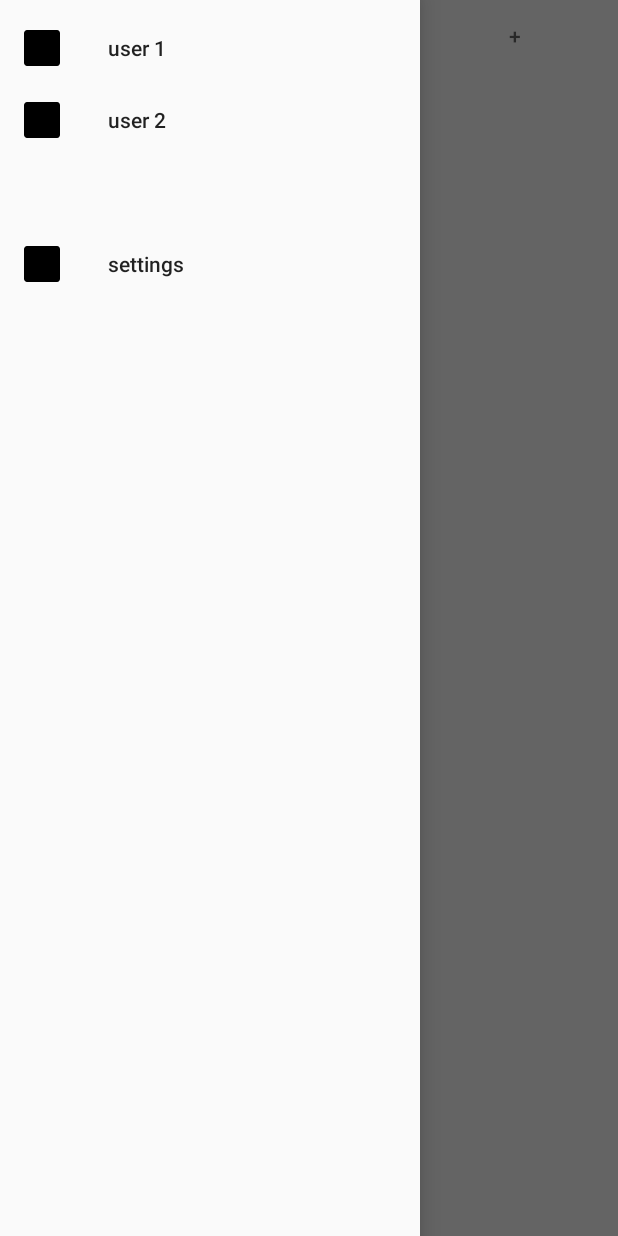
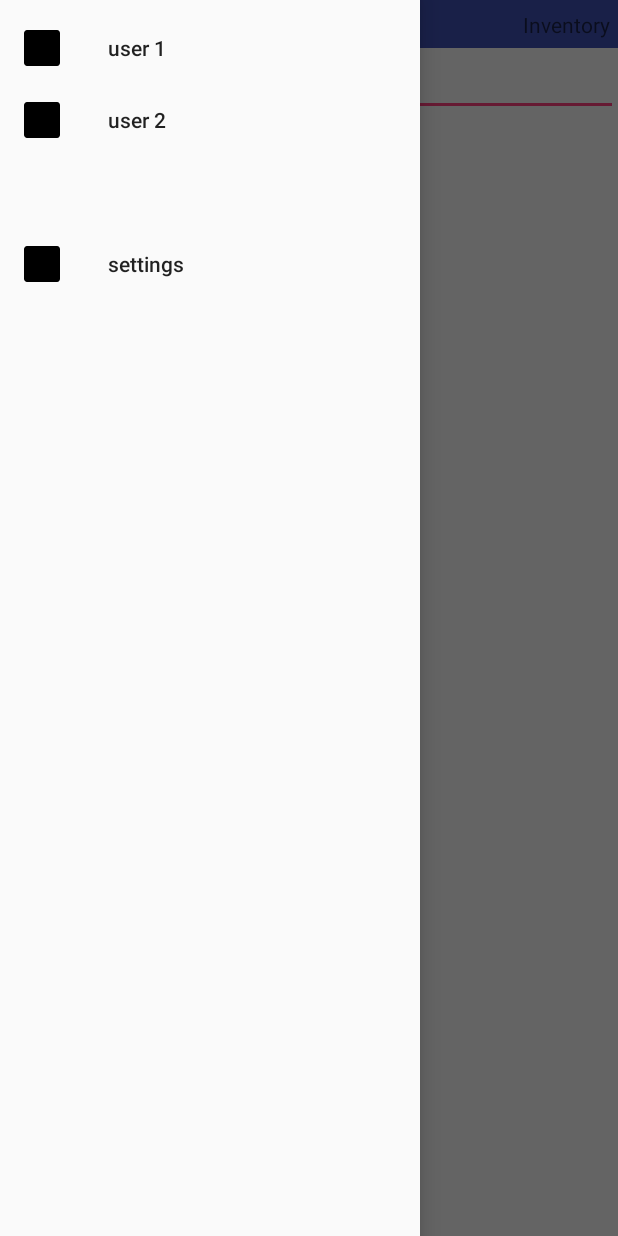
Before and after one commit to Niss95/Pen-and-Paper-Inventory-manager-android, an Android app: the screen it shows after launch (MainActivity), with the side drawer open, on a phone screen of 412 x 824 dp. Run offline under Robolectric (Android 15) with nearby library versions, the phone set to English and light mode, and no system bars.

Commit message:
add FragmentPager instead of tabs

```diff
--- /dev/null
+++ b/app/src/main/java/de/seraphimgroup/inventarmanager/FragmentPagerAdapter.kt
@@ -0,0 +1,35 @@
+package de.seraphimgroup.inventarmanager
+
+import android.support.v4.app.Fragment
+import android.support.v4.app.FragmentManager
+import android.support.v4.app.FragmentPagerAdapter
+
+class FragmentPagerAdapter(fm: FragmentManager) : FragmentPagerAdapter(fm) {
+
+    private val count = 3
+
+    override fun getItem(position: Int): Fragment? {
+        var fragment: Fragment? = null
+        when (position) {
+            0 -> fragment = WeaponsFragment()
+            1 -> fragment = InventoryFragment()
+            2 -> fragment = AddFragment()
+        }
+
+        return fragment
+    }
+
+    override fun getCount(): Int {
+        return count
+    }
+
+    override fun getPageTitle(position: Int): CharSequence? {
+        return when (position) {
+            0 -> "Weapons"
+            1 -> "Inventory"
+            2 ->  "+"
+            else -> "!error!"
+        }
+
+    }
+}
--- /dev/null
+++ b/app/src/main/java/de/seraphimgroup/inventarmanager/InventoryFragment.kt
@@ -0,0 +1,14 @@
+package de.seraphimgroup.inventarmanager
+import android.os.Bundle
+import android.support.v4.app.Fragment
+import android.view.LayoutInflater
+import android.view.View
+import android.view.ViewGroup
+
+class InventoryFragment : Fragment() {
+
+    override fun onCreateView(inflater: LayoutInflater, container: ViewGroup?, savedInstanceState: Bundle?): View? {
+
+        return inflater.inflate(R.layout.fragment_inventory, container, false)
+    }
+}
--- a/app/src/main/java/de/seraphimgroup/inventarmanager/MainActivity.kt
+++ b/app/src/main/java/de/seraphimgroup/inventarmanager/MainActivity.kt
@@ -2,6 +2,8 @@ package de.seraphimgroup.inventarmanager
 
 import android.os.Bundle
 import android.support.design.widget.NavigationView
+import android.support.v4.app.FragmentManager
+import android.support.v4.view.ViewPager
 import android.support.v4.widget.DrawerLayout
 import android.support.v7.app.AppCompatActivity
 import de.seraphimgroup.inventarmanager.R
@@ -14,8 +16,19 @@ class MainActivity : AppCompatActivity() {
         super.onCreate(savedInstanceState)
         setContentView(R.layout.activity_main)
 
-        mDrawerLayout = findViewById(R.id.drawer_layout)
 
+        //ViewPager
+        // Instantiate a ViewPager and a PagerAdapter.
+        val viewPager = findViewById<ViewPager>(R.id.view_pager)
+        if (viewPager != null) {
+            val adapter = FragmentPagerAdapter(supportFragmentManager)
+            viewPager.adapter = adapter
+        }
+
+
+
+        //NavigationDrawer
+        this.mDrawerLayout = findViewById(R.id.drawer_layout)
         val navigationView: NavigationView = findViewById(R.id.nav_view)
         navigationView.setNavigationItemSelectedListener { menuItem ->
             // set item as selected to persist highlight
@@ -29,4 +42,6 @@ class MainActivity : AppCompatActivity() {
             true
         }
     }
+
+
 }
--- /dev/null
+++ b/app/src/main/java/de/seraphimgroup/inventarmanager/WeaponsFragment.kt
@@ -0,0 +1,14 @@
+package de.seraphimgroup.inventarmanager
+import android.os.Bundle
+import android.support.v4.app.Fragment
+import android.view.LayoutInflater
+import android.view.View
+import android.view.ViewGroup
+
+class WeaponsFragment : Fragment() {
+
+    override fun onCreateView(inflater: LayoutInflater, container: ViewGroup?, savedInstanceState: Bundle?): View? {
+
+        return inflater.inflate(R.layout.fragment_weapons, container, false)
+    }
+}
--- a/app/src/main/res/layout/activity_main.xml
+++ b/app/src/main/res/layout/activity_main.xml
@@ -15,30 +15,21 @@
         android:layout_height="match_parent"
         android:orientation="vertical">
 
-        <android.support.design.widget.TabLayout
+        <android.support.v4.view.ViewPager
+            android:id="@+id/view_pager"
             android:layout_width="match_parent"
             android:layout_height="wrap_content">
 
-            <android.support.design.widget.TabItem
-                android:layout_width="wrap_content"
+            <android.support.v4.view.PagerTabStrip
+                android:id="@+id/view_pager_header"
+                android:layout_width="match_parent"
                 android:layout_height="wrap_content"
-                android:text="@string/weapons" />
+                android:layout_gravity="top"
+                android:padding="5dp"
+                android:background="@color/colorPrimary"/>
 
-            <android.support.design.widget.TabItem
-                android:layout_width="wrap_content"
-                android:layout_height="wrap_content"
-                android:text="@string/inventory" />
 
-            <android.support.design.widget.TabItem
-                android:layout_width="wrap_content"
-                android:layout_height="wrap_content"
-                android:text="@string/newItem" />
-
-        </android.support.design.widget.TabLayout>
-
-        <android.support.v4.view.ViewPager
-            android:layout_width="match_parent"
-            android:layout_height="match_parent" />
+        </android.support.v4.view.ViewPager>
 
     </LinearLayout>
 
--- a/app/src/main/res/values/strings.xml
+++ b/app/src/main/res/values/strings.xml
@@ -6,4 +6,7 @@
     <string name="weapons">weapon</string>
     <string name="inventory">Inventory</string>
     <string name="newItem">+</string>
+
+    <!-- TODO: Remove or change this placeholder text -->
+    <string name="hello_blank_fragment">Hello blank fragment</string>
 </resources>
```
Also changed, not shown: app/src/main/java/de/seraphimgroup/inventarmanager/AddFragment.kt (added, +14 -0 lines), app/src/main/res/layout/fragment_add.xml (added, +14 -0 lines), app/src/main/res/layout/fragment_inventory.xml (added, +14 -0 lines), app/src/main/res/layout/fragment_weapons.xml (added, +15 -0 lines).
